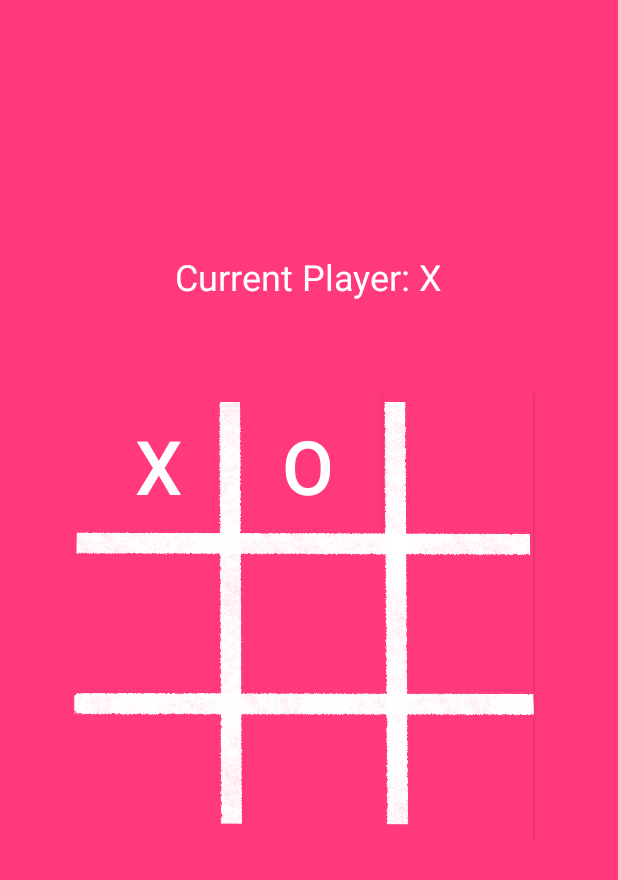
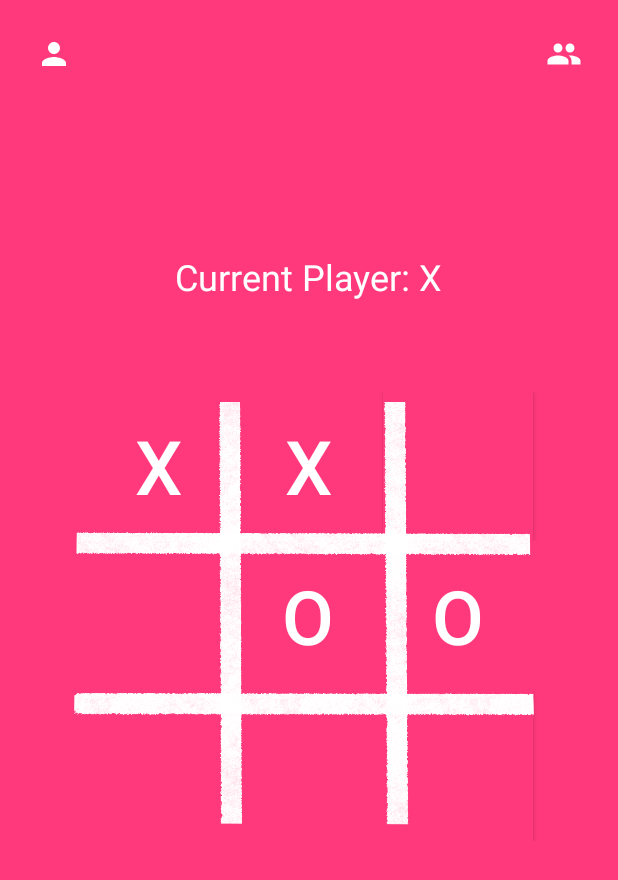
Before and after one commit to parzuko/zerokata, an Android app: the screen it shows after launch (MainActivity), after a tap on an icon or button, on a phone screen of 412 x 824 dp. Shown: the top 880 px of the screen. Run offline under Robolectric (Android 15) with nearby library versions, the phone set to English and light mode, and no system bars; 1 other tap on this screen came first.

Commit message:
Add Single Player

```diff
--- a/app/src/main/java/com/example/tictactoe/MainActivity.kt
+++ b/app/src/main/java/com/example/tictactoe/MainActivity.kt
@@ -2,14 +2,17 @@ package com.example.tictactoe
 
 import androidx.appcompat.app.AppCompatActivity
 import android.os.Bundle
+import android.os.Handler
 import android.view.View
 import android.widget.Button
 import android.widget.Toast
 import kotlinx.android.synthetic.main.activity_main.*
+import kotlin.random.Random
 
 class MainActivity : AppCompatActivity() {
 
     var theButton = ArrayList<Button>()
+    var playerNumber = 1
 
     override fun onCreate(savedInstanceState: Bundle?) {
         super.onCreate(savedInstanceState)
@@ -17,7 +20,19 @@ class MainActivity : AppCompatActivity() {
 
         theButton = arrayListOf(btn1, btn2, btn3, btn4, btn5, btn6, btn7, btn8, btn9)
 
-        game_info.text = ""
+        game_info.text = "Start Game!"
+
+        btn1Player.setOnClickListener{
+            playerNumber = 1
+            Toast.makeText(this,"Play Single Player Mode",Toast.LENGTH_SHORT).show()
+            newGame(btnReset)
+        }
+
+        btn2player.setOnClickListener{
+            playerNumber = 2
+            Toast.makeText(this,"Play With A Friend",Toast.LENGTH_SHORT).show()
+            newGame(btnReset)
+        }
     }
 
     fun onClickButton (view: View){
@@ -66,8 +81,23 @@ class MainActivity : AppCompatActivity() {
 
         checkWinner()
 
-        //Toast.makeText(this,"Active Player $current_player",Toast.LENGTH_SHORT).show()
+        if (playerNumber == 1 && current_player == 2 && checkWinner == 0){
 
+            Handler().postDelayed({autoPlay()},300)
+        }
+
+    }
+
+    fun autoPlay() {
+
+        var choosePosition = Random.nextInt(1,10)
+
+        // if random move is same as user's previous
+        while (mover_1.contains(choosePosition) || mover_2.contains(choosePosition)) {
+            choosePosition = Random.nextInt(1,10)
+        }
+
+        start_game(theButton[choosePosition - 1], choosePosition)
     }
 
     var checkWinner = 0 // 0: no winner, 1:X,2:O
--- /dev/null
+++ b/app/src/main/res/drawable/btn_1_player.xml
@@ -0,0 +1,5 @@
+<vector android:height="24dp" android:tint="#FFFFFF"
+    android:viewportHeight="24" android:viewportWidth="24"
+    android:width="24dp" xmlns:android="http://schemas.android.com/apk/res/android">
+    <path android:fillColor="@android:color/white" android:pathData="M12,12c2.21,0 4,-1.79 4,-4s-1.79,-4 -4,-4 -4,1.79 -4,4 1.79,4 4,4zM12,14c-2.67,0 -8,1.34 -8,4v2h16v-2c0,-2.66 -5.33,-4 -8,-4z"/>
+</vector>
--- /dev/null
+++ b/app/src/main/res/drawable/btn_2_player.xml
@@ -0,0 +1,5 @@
+<vector android:height="24dp" android:tint="#FFFFFF"
+    android:viewportHeight="24" android:viewportWidth="24"
+    android:width="24dp" xmlns:android="http://schemas.android.com/apk/res/android">
+    <path android:fillColor="@android:color/white" android:pathData="M16,11c1.66,0 2.99,-1.34 2.99,-3S17.66,5 16,5c-1.66,0 -3,1.34 -3,3s1.34,3 3,3zM8,11c1.66,0 2.99,-1.34 2.99,-3S9.66,5 8,5C6.34,5 5,6.34 5,8s1.34,3 3,3zM8,13c-2.33,0 -7,1.17 -7,3.5L1,19h14v-2.5c0,-2.33 -4.67,-3.5 -7,-3.5zM16,13c-0.29,0 -0.62,0.02 -0.97,0.05 1.16,0.84 1.97,1.97 1.97,3.45L17,19h6v-2.5c0,-2.33 -4.67,-3.5 -7,-3.5z"/>
+</vector>
--- a/app/src/main/res/layout/activity_main.xml
+++ b/app/src/main/res/layout/activity_main.xml
@@ -166,4 +166,24 @@
         app:layout_constraintEnd_toEndOf="@+id/tableLayout"
         app:layout_constraintStart_toStartOf="@+id/imageView5"
         app:layout_constraintTop_toBottomOf="@+id/tableLayout" />
+
+    <Button
+        android:id="@+id/btn1Player"
+        android:layout_width="24dp"
+        android:layout_height="24dp"
+        android:layout_marginStart="24dp"
+        android:layout_marginTop="24dp"
+        android:background="@drawable/btn_1_player"
+        app:layout_constraintStart_toStartOf="parent"
+        app:layout_constraintTop_toTopOf="parent" />
+
+    <Button
+        android:id="@+id/btn2player"
+        android:layout_width="24dp"
+        android:layout_height="24dp"
+        android:layout_marginTop="24dp"
+        android:layout_marginEnd="24dp"
+        android:background="@drawable/btn_2_player"
+        app:layout_constraintEnd_toEndOf="parent"
+        app:layout_constraintTop_toTopOf="parent" />
 </androidx.constraintlayout.widget.ConstraintLayout>
```
